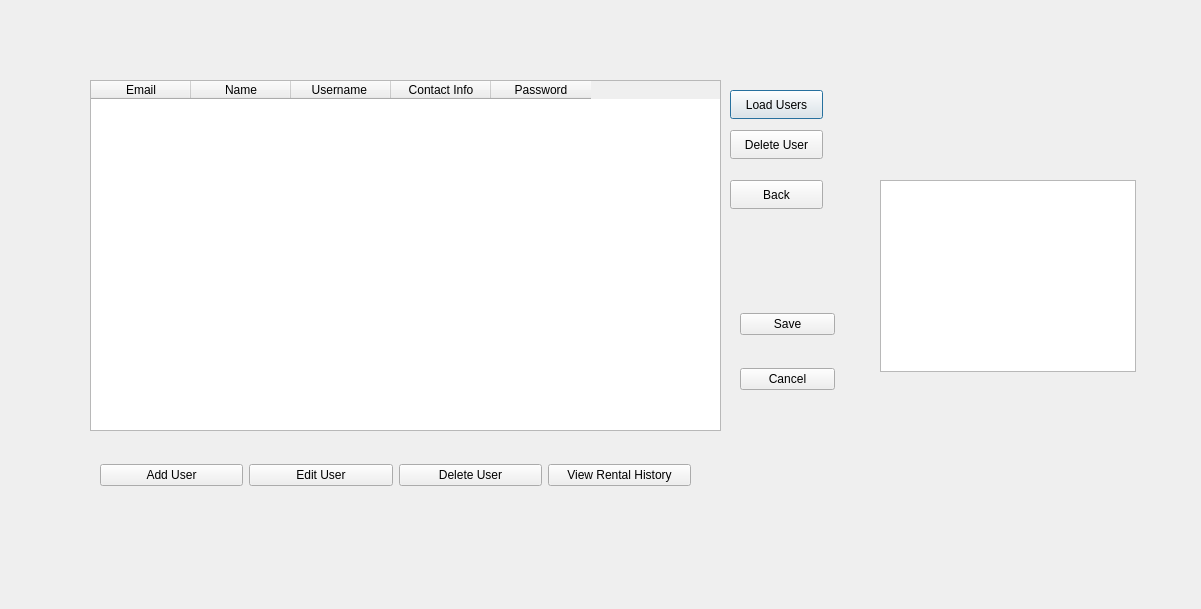
Qt form adminmanageusers.ui (yassienE4/Lab_Project) before a commit.
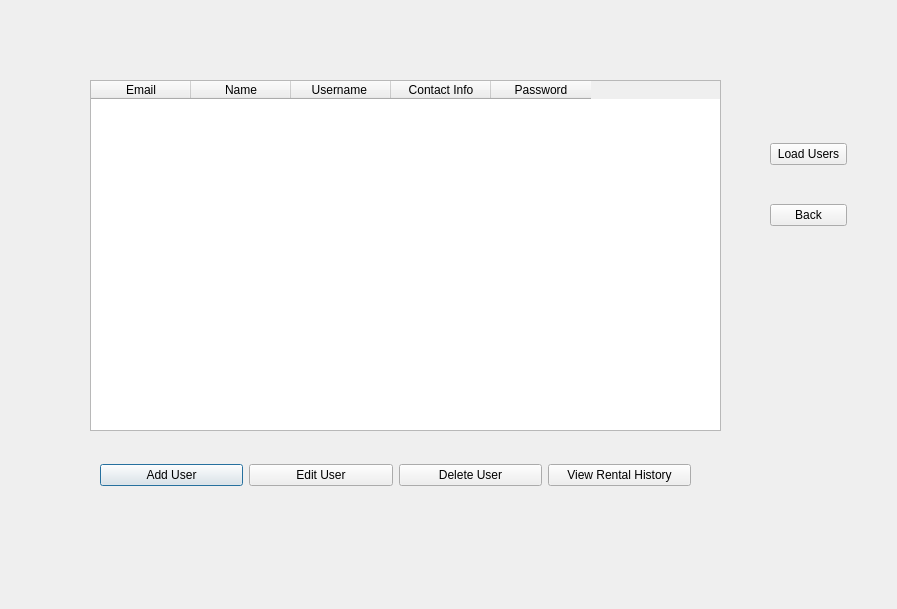
The same form after that commit.

Commit message: edits to admn user and rental

Patch:
```diff
--- a/adminmanageusers.ui
+++ b/adminmanageusers.ui
@@ -6,7 +6,7 @@
    <rect>
     <x>0</x>
     <y>0</y>
-    <width>1201</width>
+    <width>897</width>
     <height>609</height>
    </rect>
   </property>
@@ -48,56 +48,7 @@
     </property>
    </column>
   </widget>
-  <widget class="QListWidget" name="listWidget_Users">
-   <property name="geometry">
-    <rect>
-     <x>880</x>
-     <y>180</y>
-     <width>256</width>
-     <height>192</height>
-    </rect>
-   </property>
-  </widget>
-  <widget class="QPushButton" name="pushButton_LoadUsers">
-   <property name="geometry">
-    <rect>
-     <x>730</x>
-     <y>90</y>
-     <width>93</width>
-     <height>29</height>
-    </rect>
-   </property>
-   <property name="text">
-    <string>Load Users</string>
-   </property>
-  </widget>
-  <widget class="QPushButton" name="pushButton_DeleteUser">
-   <property name="geometry">
-    <rect>
-     <x>730</x>
-     <y>130</y>
-     <width>93</width>
-     <height>29</height>
-    </rect>
-   </property>
-   <property name="text">
-    <string>Delete User</string>
-   </property>
-  </widget>
-  <widget class="QPushButton" name="pushButton_3">
-   <property name="geometry">
-    <rect>
-     <x>730</x>
-     <y>180</y>
-     <width>93</width>
-     <height>29</height>
-    </rect>
-   </property>
-   <property name="text">
-    <string>Back</string>
-   </property>
-  </widget>
-  <widget class="QWidget" name="">
+  <widget class="QWidget" name="layoutWidget">
    <property name="geometry">
     <rect>
      <x>100</x>
@@ -140,24 +91,24 @@
   <widget class="QWidget" name="">
    <property name="geometry">
     <rect>
-     <x>740</x>
-     <y>286</y>
-     <width>95</width>
-     <height>131</height>
+     <x>770</x>
+     <y>110</y>
+     <width>77</width>
+     <height>151</height>
     </rect>
    </property>
    <layout class="QVBoxLayout" name="verticalLayout">
     <item>
-     <widget class="QPushButton" name="saveButton">
+     <widget class="QPushButton" name="pushButton_LoadUsers">
       <property name="text">
-       <string>Save</string>
+       <string>Load Users</string>
       </property>
      </widget>
     </item>
     <item>
-     <widget class="QPushButton" name="cancelButton">
+     <widget class="QPushButton" name="pushButton_3">
       <property name="text">
-       <string>Cancel</string>
+       <string>Back</string>
       </property>
      </widget>
     </item>
```
The commit also changes 542 other files.
